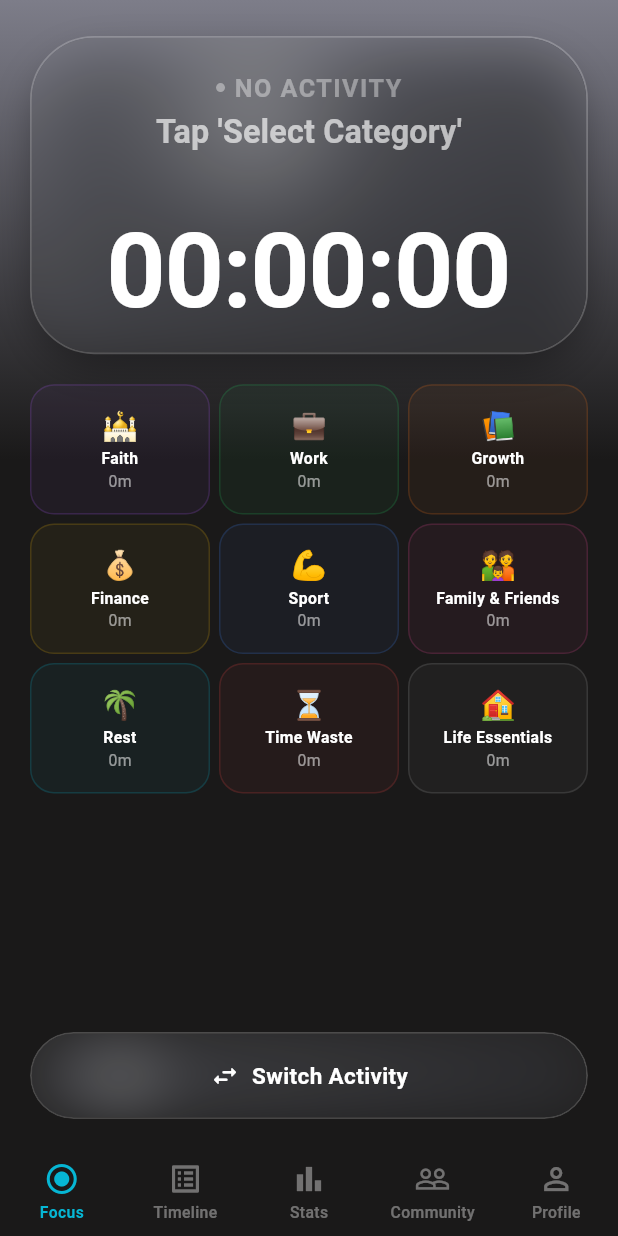
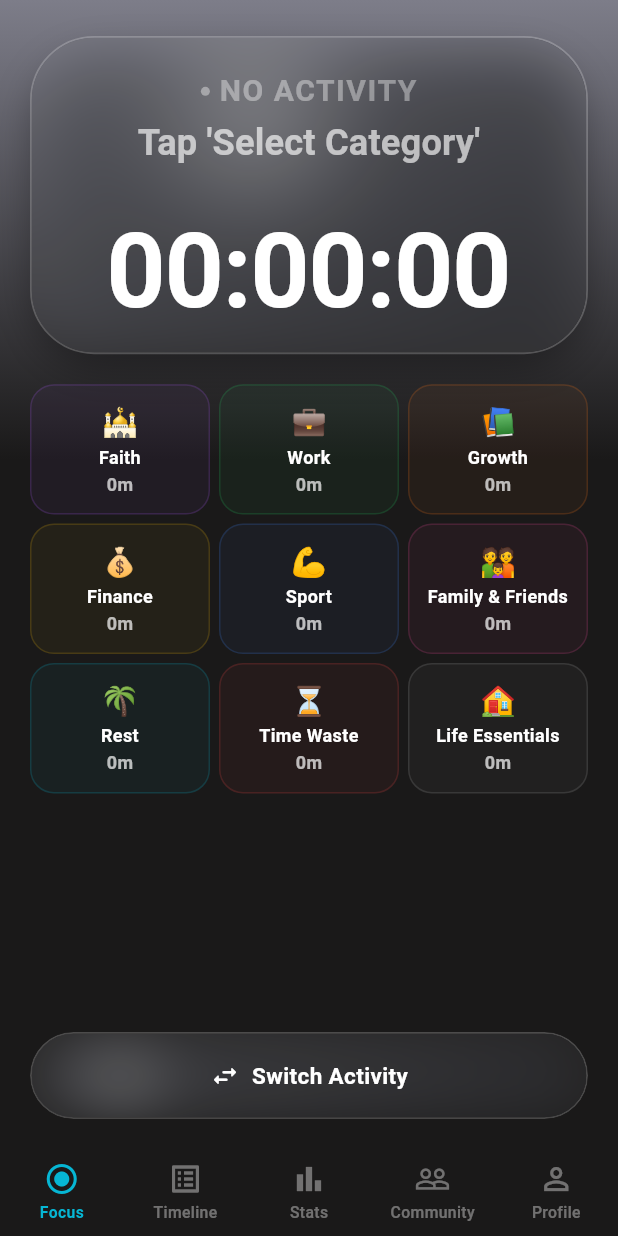
Before and after one commit to umareld1yarov/ASR, a Flutter app: the screen it shows after launch, on a phone screen of 412 x 824 dp. Run offline on Flutter 3.47's test engine with Material 3 defaults, Android fonts, the phone set to English and light mode, and no system bars; our stand-ins replace audioplayers, easy_localization, flutter_riverpod, image_picker, isar_community, share_plus and 1 more; accounts and stored records are empty; generated files the repository leaves out were written again.

Commit message:
Увеличили размер Текстов и Цифр

```diff
--- a/lib/features/timer/presentation/widgets/category_stat_card.dart
+++ b/lib/features/timer/presentation/widgets/category_stat_card.dart
@@ -48,15 +48,19 @@ class CategoryStatCard extends StatelessWidget {
               maxLines: 1,
               overflow: TextOverflow.ellipsis,
               style: const TextStyle(
-                fontSize: 10.5,
+                fontSize: 12,
                 fontWeight: FontWeight.w600,
                 color: Colors.white,
               ),
             ),
-            const SizedBox(height: 0),
+            const SizedBox(height: 1),
             Text(
               _formatShort(seconds),
-              style: const TextStyle(fontSize: 10.5, color: Colors.white54),
+              style: const TextStyle(
+                fontSize: 12,
+                fontWeight: FontWeight.w700,
+                color: Colors.white70,
+              ),
             ),
           ],
         ),
--- a/lib/features/timer/presentation/widgets/timer_display.dart
+++ b/lib/features/timer/presentation/widgets/timer_display.dart
@@ -76,7 +76,7 @@ class TimerDisplay extends ConsumerWidget {
                               category?.label.toUpperCase() ?? 'timer.no_activity'.tr(),
                               style: TextStyle(
                                 color: category?.color ?? Colors.white38,
-                                fontSize: width * 0.045,
+                                fontSize: width * 0.054,
                                 fontWeight: FontWeight.w700,
                                 letterSpacing: 1.0,
                               ),
@@ -91,7 +91,7 @@ class TimerDisplay extends ConsumerWidget {
                           overflow: TextOverflow.ellipsis,
                           style: TextStyle(
                             color: Colors.white.withValues(alpha: 0.65),
-                            fontSize: width * 0.058,
+                            fontSize: width * 0.065,
                             fontWeight: FontWeight.w600,
                             height: 1.1,
                             letterSpacing: 0.1,
```
Also changed, not shown: lib/features/feed/presentation/widgets/log_item_tile.dart (+12 -7 lines), lib/features/stats/presentation/widgets/category_stat_row.dart (+18 -19 lines).
